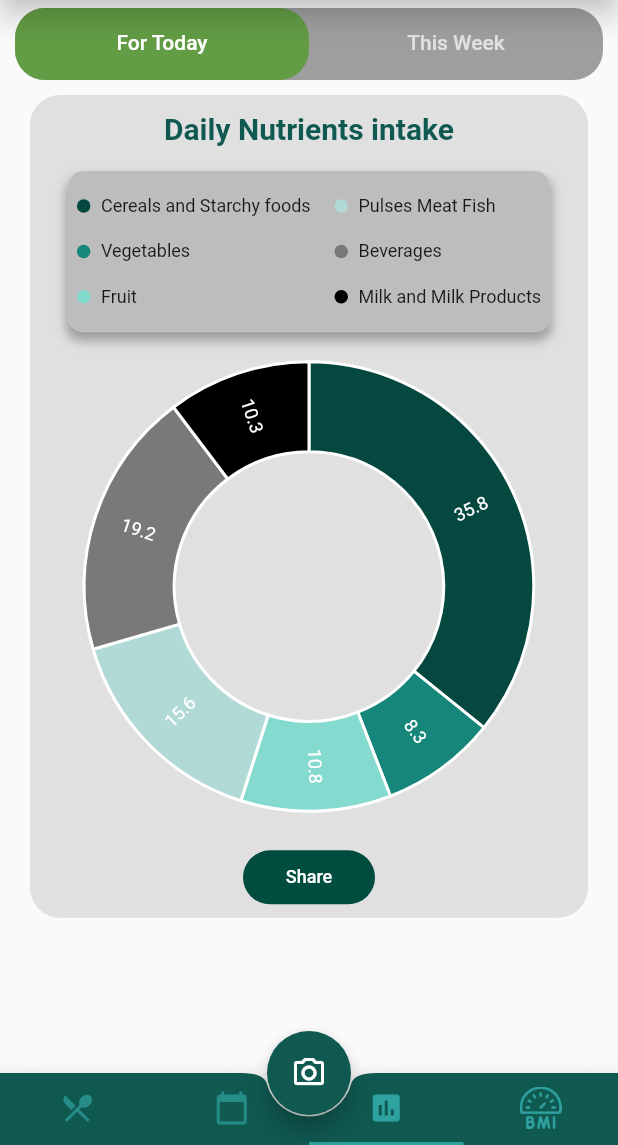
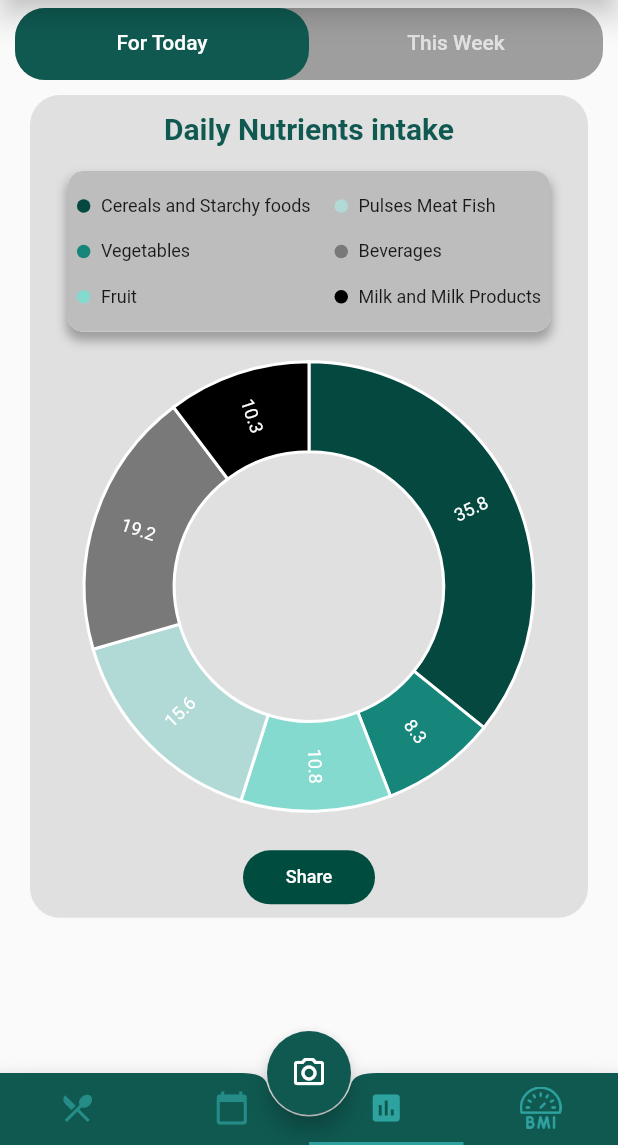
Before and after one commit to cepdnaclk/SnaT-meal-tracking-app, a Flutter app: the screen it shows after launch, item 3 of the bottom bar chosen, on a phone screen of 412 x 824 dp, the part 91-1236 px from its top. Run offline on Flutter 3.47's test engine with Material 2 defaults, Android fonts, the phone set to English and light mode, and no system bars; drawn by our look-alikes of screenshot; our stand-ins replace camera, charts_flutter, cloud_firestore, firebase_auth, firebase_core, firebase_storage and 11 more; missing offline and left inert: flutter_3d_choice_chip, pretty_gauge; accounts and stored records are empty.

Commit message:
Update chart_view.dart

```diff
--- a/lib/Components/Tab_Views/chart_view.dart
+++ b/lib/Components/Tab_Views/chart_view.dart
@@ -4,6 +4,7 @@ import 'package:charts_flutter/flutter.dart' as charts;
 import 'dart:io';
 import 'dart:typed_data';
 import 'package:image_gallery_saver/image_gallery_saver.dart';
+import 'package:mobile_app/Theme/theme_info.dart';
 import 'package:path_provider/path_provider.dart';
 import 'package:permission_handler/permission_handler.dart';
 import 'package:screenshot/screenshot.dart';
@@ -92,7 +93,7 @@ class _ChartViewState extends State<ChartView> {
                   ),
                   child: TabBar(
                     indicator: BoxDecoration(
-                        color: Color(0xff629c44),
+                        color: ThemeInfo.primaryColor,
                         borderRadius: BorderRadius.circular(20.0)),
                     indicatorColor: Color(0xff1976d2),
                     tabs: [
@@ -255,6 +256,9 @@ class _ChartViewState extends State<ChartView> {
                                   color: Colors.teal.shade900,
                                 ),
                               ),
+                              SizedBox(
+                                height: size.height * 0.01,
+                              ),
                               Expanded(
                                 child: charts.BarChart(
                                   _seriesData,
@@ -264,6 +268,27 @@ class _ChartViewState extends State<ChartView> {
                                   //behaviors: [new charts.SeriesLegend()],
                                   animationDuration: Duration(seconds: 1),
                                 ),
+                              ),
+                              SizedBox(
+                                height: size.height * 0.01,
+                              ),
+                              FlatButton(
+                                shape: RoundedRectangleBorder(
+                                  borderRadius: BorderRadius.circular(20),
+                                ),
+                                child: Text(
+                                  'Share',
+                                  style: TextStyle(fontSize: 12.0),
+                                ),
+                                color: Colors.teal.shade900,
+                                textColor: Colors.white,
+                                onPressed: () async {
+                                  final image = await controller.capture();
+                                  if (image == null) return;
+
+                                  await saveImage(image);
+                                  await saveAndShare(image);
+                                },
                               ),
                             ],
                           ),
```
